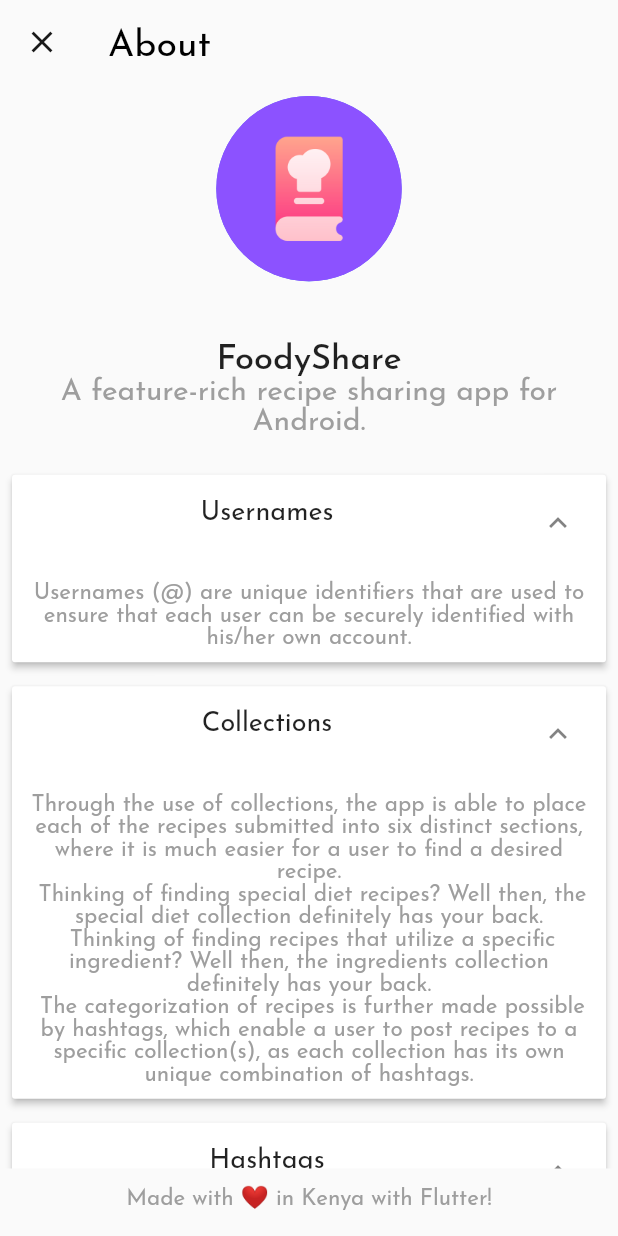
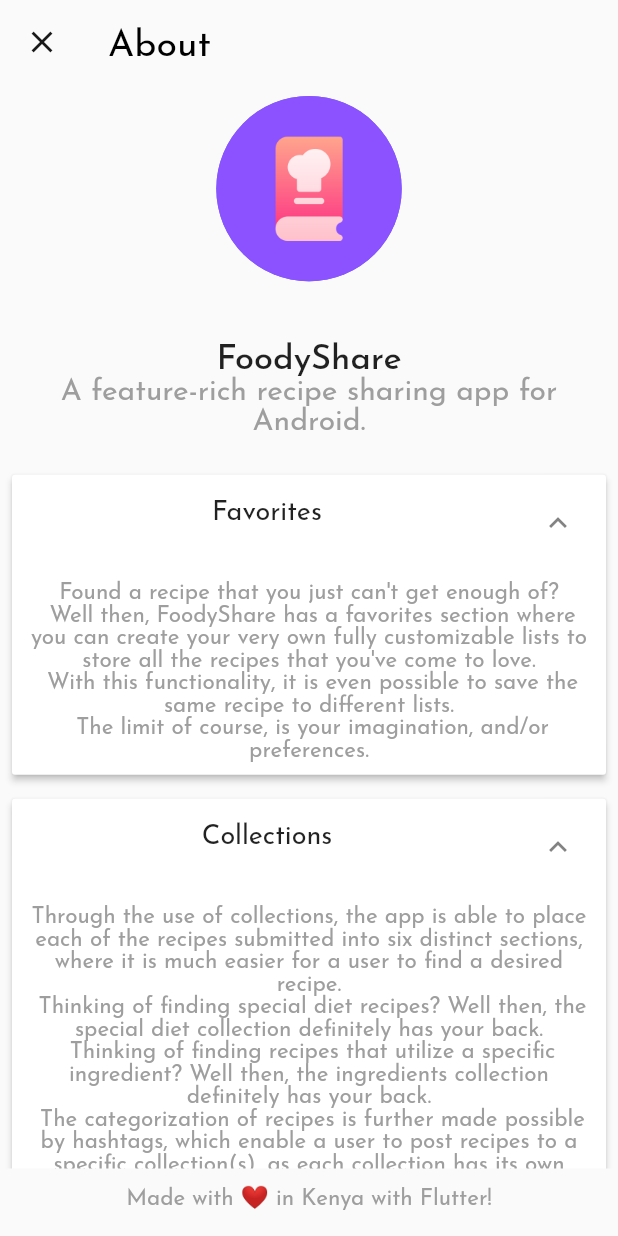
Before and after one commit to Samuel-dot-cloud/FoodyShare, a Flutter app: the AboutApp screen opened by its route, on a phone screen of 412 x 824 dp. Run offline on Flutter 3.47's test engine with Material 2 defaults, Android fonts, the phone set to English and light mode, and no system bars; our stand-ins replace cached_network_image, cloud_firestore, connectivity_plus, curved_navigation_bar, firebase_analytics, firebase_auth and 14 more; missing offline and left inert: firebase_app_check; accounts and stored records are empty; project files that could hold a hidden picture were left out.

Commit message:
Refactoring app code to improve settings section

```diff
--- a/lib/screens/settings/about_app.dart
+++ b/lib/screens/settings/about_app.dart
@@ -46,7 +46,8 @@ class _AboutAppState extends State<AboutApp> {
     );
   }
 
-  ListTile _buildOptionsTile(IconData icon, String title, String subtitle, VoidCallback onTap){
+  ListTile _buildOptionsTile(
+      IconData icon, String title, String subtitle, VoidCallback onTap) {
     return ListTile(
       leading: Icon(icon),
       title: Text(title),
@@ -89,13 +90,15 @@ class _AboutAppState extends State<AboutApp> {
             style: TextStyle(
               fontSize: 15.0,
               color: Colors.grey[500],
-          ),),
+            ),
+          ),
         ),
         decoration: BoxDecoration(
           color: Theme.of(context).scaffoldBackgroundColor,
         ),
       ),
-      body: SingleChildScrollView(
+      body: SafeArea(
+        child: SingleChildScrollView(
           child: Padding(
             padding: const EdgeInsets.all(8.0),
             child: Column(
@@ -140,9 +143,12 @@ class _AboutAppState extends State<AboutApp> {
                   elevation: 2.0,
                   children: [
                     _buildInfoPanel(
-                      header: 'Usernames',
+                        header: 'Favorites',
                         body:
-                          'Usernames (@) are unique identifiers that are used to ensure that each user can be securely identified with his/her own account.',
+                            'Found a recipe that you just can\'t get enough of? \n'
+                            ' Well then, FoodyShare has a favorites section where you can create your very own fully customizable lists to store all the recipes that you\'ve come to love. \n'
+                            ' With this functionality, it is even possible to save the same recipe to different lists. \n'
+                            ' The limit of course, is your imagination, and/or preferences.',
                         isExpanded: _isOpen[0]),
                     _buildInfoPanel(
                         header: 'Collections',
@@ -156,7 +162,7 @@ class _AboutAppState extends State<AboutApp> {
                         header: 'Hashtags',
                         body:
                             'Think of hashtags as specific food categories which make finding a recipe of your liking that much easier. \n '
-                          'Closer examination of hashtags will reveal that they are named after actual realistic food categories, which enables you as the user to quickly dial down on recipes of your liking. \n '
+                            'Closer examination of hashtags will reveal that they are named after actual realistic food categories, which enables you as the user to quickly dial down on recipes that you fancy. \n '
                             'Thinking of preparing christmas recipes? Well then, recipes under the #christmas tag definitely have you covered. \n '
                             'Thinking of appetizers, then recipes under the #appetizer tag definitely have your back. \n '
                             'By now you\'ve definitely gotten the gist of how hashtags work. \n '
@@ -172,7 +178,8 @@ class _AboutAppState extends State<AboutApp> {
                 SizedBox(
                   height: size.height * 0.03,
                 ),
-              _buildOptionsTile(Icons.library_books_outlined, 'App Licenses', 'Check out app library licenses.', () {
+                _buildOptionsTile(Icons.library_books_outlined, 'App Licenses',
+                    'Check out app library licenses.', () {
                   showLicensePage(
                     context: context,
                     applicationName: Constants.appName,
@@ -191,10 +198,15 @@ class _AboutAppState extends State<AboutApp> {
                 SizedBox(
                   height: size.height * 0.01,
                 ),
-              _buildOptionsTile(Icons.group_outlined, 'Privacy Policy', 'Read FoodyShare\'s Privacy Policy.', () {
-
-              }),
+                _buildOptionsTile(Icons.group_outlined, 'Privacy Policy',
+                    'Read FoodyShare\'s Privacy Policy.', () {}),
+                SizedBox(
+                  height: size.height * 0.01,
+                ),
+                _buildOptionsTile(Icons.bug_report_outlined, 'Report a bug',
+                    'Tell us if you found a bug.', () {}),
               ],
+            ),
           ),
         ),
       ),
--- a/lib/widgets/home/edit_list_form.dart
+++ b/lib/widgets/home/edit_list_form.dart
@@ -83,7 +83,7 @@ class _EditListFormState extends State<EditListForm> {
                 ),
               ),
               validator: (value) {
-                if (value!.isEmpty) {
+                if (value!.trim().isEmpty) {
                   return 'List name is required';
                 }
               },
--- a/lib/widgets/recipe/create_list_form.dart
+++ b/lib/widgets/recipe/create_list_form.dart
@@ -46,7 +46,7 @@ class _CreateListFormState extends State<CreateListForm> {
                       ),
                     ),
                     validator: (value) {
-                      if (value!.isEmpty) {
+                      if (value!.trim().isEmpty) {
                         return 'List name is required';
                       }
                     },
```
Also changed, not shown: lib/widgets/recipe/recipe_card.dart (+32 -16 lines). Lines whose indentation alone changed are shown as unchanged.
